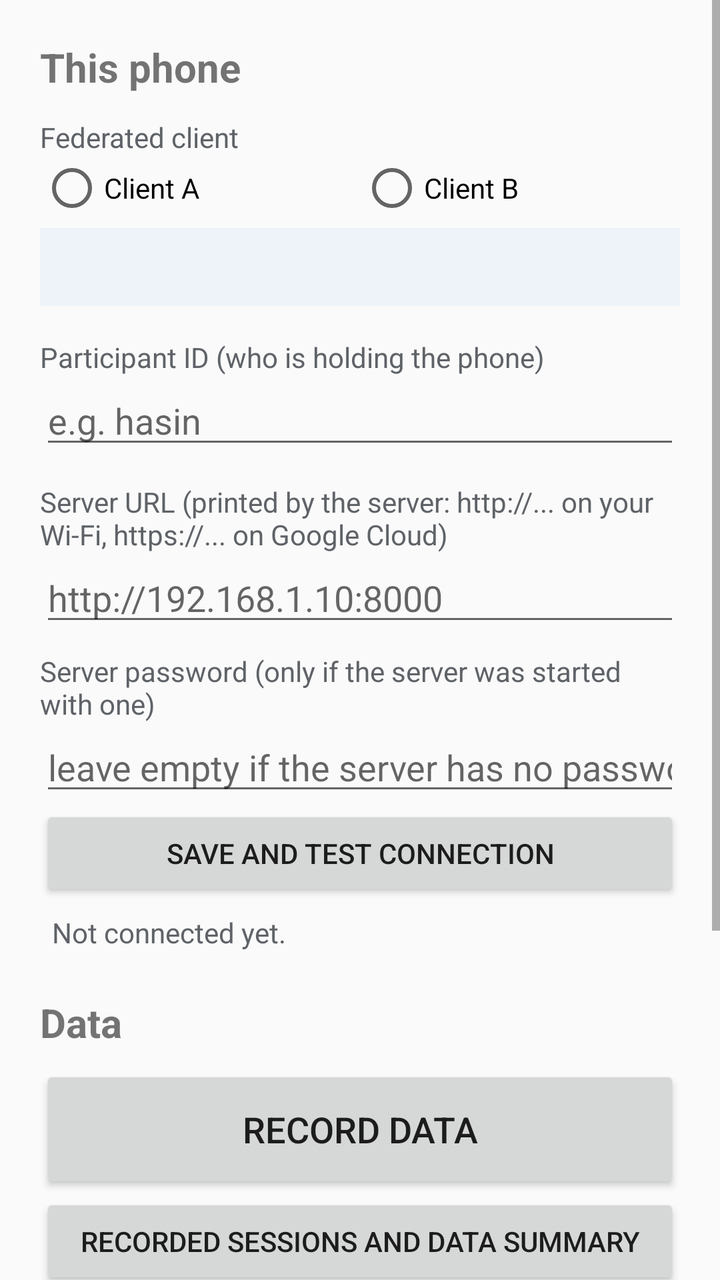
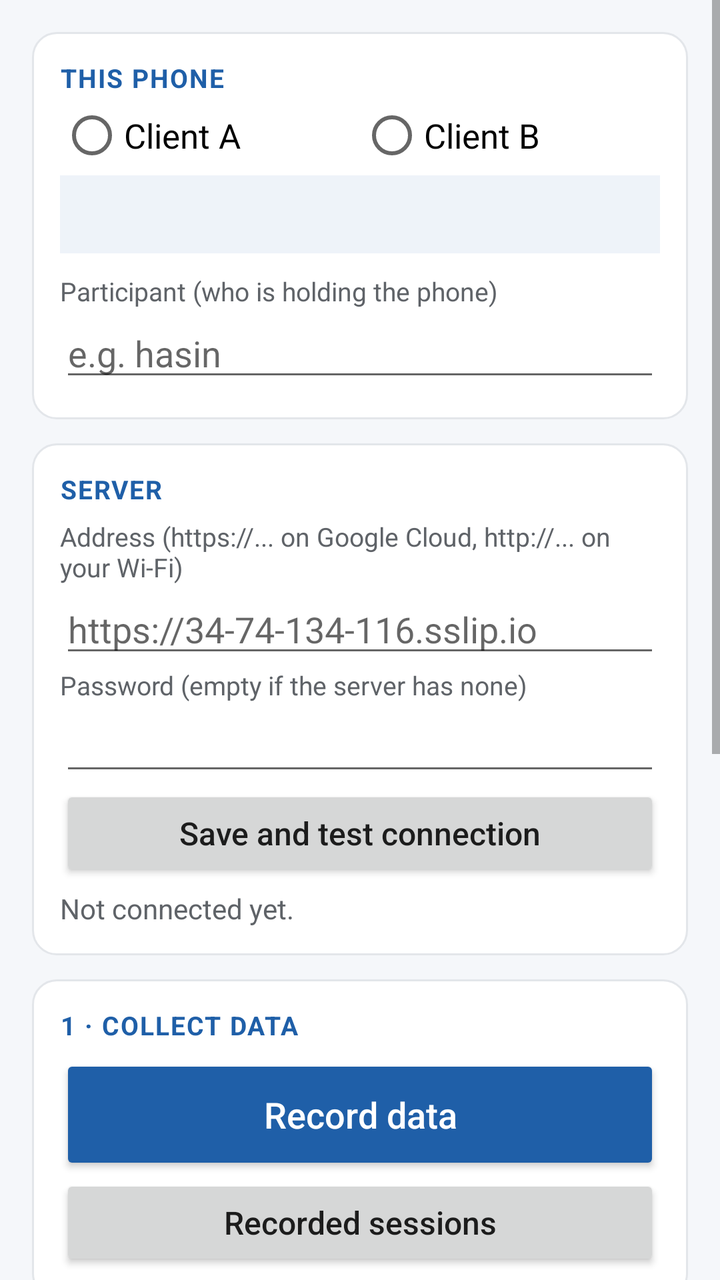

Two renders of the same Android screen: before a commit and after it. Below are the layout's source before the change and the commit's diff.
<!-- AndroidManifest.xml: application theme AppTheme -->
<!-- res/layout/activity_main.xml -->
<?xml version="1.0" encoding="utf-8"?>
<ScrollView xmlns:android="http://schemas.android.com/apk/res/android"
    android:layout_width="match_parent"
    android:layout_height="match_parent">

    <LinearLayout
        android:layout_width="match_parent"
        android:layout_height="wrap_content"
        android:orientation="vertical"
        android:padding="20dp">

        <TextView
            android:layout_width="wrap_content"
            android:layout_height="wrap_content"
            android:text="This phone"
            android:textSize="20sp"
            android:textStyle="bold" />

        <TextView
            android:layout_width="wrap_content"
            android:layout_height="wrap_content"
            android:layout_marginTop="12dp"
            android:text="Federated client"
            android:textColor="@color/muted" />

        <RadioGroup
            android:id="@+id/client_group"
            android:layout_width="match_parent"
            android:layout_height="wrap_content"
            android:orientation="horizontal">

            <RadioButton
                android:id="@+id/client_a"
                android:layout_width="0dp"
                android:layout_height="wrap_content"
                android:layout_weight="1"
                android:text="Client A" />

            <RadioButton
                android:id="@+id/client_b"
                android:layout_width="0dp"
                android:layout_height="wrap_content"
                android:layout_weight="1"
                android:text="Client B" />
        </RadioGroup>

        <TextView
            android:id="@+id/train_poses"
            android:layout_width="match_parent"
            android:layout_height="wrap_content"
            android:layout_marginTop="4dp"
            android:background="@color/panel"
            android:padding="10dp" />

        <TextView
            android:layout_width="wrap_content"
            android:layout_height="wrap_content"
            android:layout_marginTop="16dp"
            android:text="Participant ID (who is holding the phone)"
            android:textColor="@color/muted" />

        <EditText
            android:id="@+id/participant"
            android:layout_width="match_parent"
            android:layout_height="wrap_content"
            android:hint="e.g. hasin"
            android:importantForAutofill="no"
            android:inputType="text"
            android:maxLength="32" />

        <TextView
            android:layout_width="wrap_content"
            android:layout_height="wrap_content"
            android:layout_marginTop="12dp"
            android:text="Server URL (printed by the server: http://... on your Wi-Fi, https://... on Google Cloud)"
            android:textColor="@color/muted" />

        <EditText
            android:id="@+id/server_url"
            android:layout_width="match_parent"
            android:layout_height="wrap_content"
            android:hint="http://192.168.1.10:8000"
            android:importantForAutofill="no"
            android:inputType="textUri" />

        <TextView
            android:layout_width="wrap_content"
            android:layout_height="wrap_content"
            android:layout_marginTop="8dp"
            android:text="Server password (only if the server was started with one)"
            android:textColor="@color/muted" />

        <EditText
            android:id="@+id/server_password"
            android:layout_width="match_parent"
            android:layout_height="wrap_content"
            android:hint="leave empty if the server has no password"
            android:importantForAutofill="no"
            android:inputType="textVisiblePassword|textNoSuggestions" />

        <Button
            android:id="@+id/test_server"
            android:layout_width="match_parent"
            android:layout_height="wrap_content"
            android:text="Save and test connection" />

        <TextView
            android:id="@+id/server_status"
            android:layout_width="match_parent"
            android:layout_height="wrap_content"
            android:padding="6dp"
            android:text="Not connected yet."
            android:textColor="@color/muted" />

        <TextView
            android:layout_width="wrap_content"
            android:layout_height="wrap_content"
            android:layout_marginTop="16dp"
            android:text="Data"
            android:textSize="20sp"
            android:textStyle="bold" />

        <Button
            android:id="@+id/open_record"
            android:layout_width="match_parent"
            android:layout_height="64dp"
            android:layout_marginTop="8dp"
            android:text="Record data"
            android:textSize="18sp" />

        <Button
            android:id="@+id/open_sessions"
            android:layout_width="match_parent"
            android:layout_height="wrap_content"
            android:text="Recorded sessions and data summary" />

        <TextView
            android:layout_width="wrap_content"
            android:layout_height="wrap_content"
            android:layout_marginTop="16dp"
            android:text="Federated learning and demo"
            android:textSize="20sp"
            android:textStyle="bold" />

        <Button
            android:id="@+id/open_train"
            android:layout_width="match_parent"
            android:layout_height="64dp"
            android:layout_marginTop="8dp"
            android:text="Federated training"
            android:textSize="18sp" />

        <Button
            android:id="@+id/open_predict"
            android:layout_width="match_parent"
            android:layout_height="64dp"
            android:text="Live demo and test mode"
            android:textSize="18sp" />

        <TextView
            android:id="@+id/sensors"
            android:layout_width="match_parent"
            android:layout_height="wrap_content"
            android:layout_marginTop="20dp"
            android:textColor="@color/muted"
            android:textSize="12sp" />

    </LinearLayout>
</ScrollView>
<!-- resources referenced by this layout -->
<resources>
  <color name="muted">#5F6368</color>
  <color name="panel">#EEF3F9</color>
  <style name="AppTheme" parent="@android:style/Theme.Material.Light.DarkActionBar">
          <item name="android:colorPrimary">@color/primary</item>
          <item name="android:colorPrimaryDark">@color/primary_dark</item>
          <item name="android:colorAccent">@color/primary</item>
      </style>
  <color name="primary">#1F5FA8</color>
  <color name="primary_dark">#174A84</color>
</resources>

<!-- the commit's change to res/layout/activity_main.xml (unified diff, before → after) -->
@@ -7,161 +7,199 @@
         android:layout_width="match_parent"
         android:layout_height="wrap_content"
         android:orientation="vertical"
-        android:padding="20dp">
+        android:padding="16dp">
+
+        
+        <LinearLayout style="@style/Card"
+            android:layout_width="match_parent"
+            android:layout_height="wrap_content"
+            android:layout_marginTop="0dp">
+
+            <TextView style="@style/SectionTitle"
+                android:layout_width="wrap_content"
+                android:layout_height="wrap_content"
+                android:text="This phone" />
+
+            <RadioGroup
+                android:id="@+id/client_group"
+                android:layout_width="match_parent"
+                android:layout_height="wrap_content"
+                android:layout_marginTop="4dp"
+                android:orientation="horizontal">
+
+                <RadioButton
+                    android:id="@+id/client_a"
+                    android:layout_width="0dp"
+                    android:layout_height="wrap_content"
+                    android:layout_weight="1"
+                    android:text="Client A"
+                    android:textSize="17sp" />
+
+                <RadioButton
+                    android:id="@+id/client_b"
+                    android:layout_width="0dp"
+                    android:layout_height="wrap_content"
+                    android:layout_weight="1"
+                    android:text="Client B"
+                    android:textSize="17sp" />
+            </RadioGroup>
+
+            <TextView
+                android:id="@+id/train_poses"
+                android:layout_width="match_parent"
+                android:layout_height="wrap_content"
+                android:layout_marginTop="4dp"
+                android:background="@color/panel"
+                android:padding="10dp" />
+
+            <TextView style="@style/Hint"
+                android:layout_width="wrap_content"
+                android:layout_height="wrap_content"
+                android:layout_marginTop="10dp"
+                android:text="Participant (who is holding the phone)" />
+
+            <EditText
+                android:id="@+id/participant"
+                android:layout_width="match_parent"
+                android:layout_height="wrap_content"
+                android:hint="e.g. hasin"
+                android:importantForAutofill="no"
+                android:inputType="text"
+                android:maxLength="32" />
+        </LinearLayout>
+
+        
+        <LinearLayout style="@style/Card"
+            android:layout_width="match_parent"
+            android:layout_height="wrap_content">
+
+            <TextView style="@style/SectionTitle"
+                android:layout_width="wrap_content"
+                android:layout_height="wrap_content"
+                android:text="Server" />
+
+            <TextView style="@style/Hint"
+                android:layout_width="wrap_content"
+                android:layout_height="wrap_content"
+                android:layout_marginTop="6dp"
+                android:text="Address (https://... on Google Cloud, http://... on your Wi-Fi)" />
+
+            <EditText
+                android:id="@+id/server_url"
+                android:layout_width="match_parent"
+                android:layout_height="wrap_content"
+                android:hint="https://34-74-134-116.sslip.io"
+                android:importantForAutofill="no"
+                android:inputType="textUri" />
+
+            <TextView style="@style/Hint"
+                android:layout_width="wrap_content"
+                android:layout_height="wrap_content"
+                android:text="Password (empty if the server has none)" />
+
+            <EditText
+                android:id="@+id/server_password"
+                android:layout_width="match_parent"
+                android:layout_height="wrap_content"
+                android:importantForAutofill="no"
+                android:inputType="textPassword" />
+
+            <Button
+                android:id="@+id/test_server"
+                android:layout_width="match_parent"
+                android:layout_height="wrap_content"
+                android:text="Save and test connection" />
+
+            <TextView
+                android:id="@+id/server_status"
+                android:layout_width="match_parent"
+                android:layout_height="wrap_content"
+                android:paddingTop="4dp"
+                android:text="Not connected yet."
+                android:textColor="@color/muted" />
+        </LinearLayout>
+
+        
+        <LinearLayout style="@style/Card"
+            android:layout_width="match_parent"
+            android:layout_height="wrap_content">
+
+            <TextView style="@style/SectionTitle"
+                android:layout_width="wrap_content"
+                android:layout_height="wrap_content"
+                android:text="1 · Collect data" />
+
+            <Button style="@style/Button.Primary"
+                android:id="@+id/open_record"
+                android:layout_width="match_parent"
+                android:layout_height="wrap_content"
+                android:layout_marginTop="6dp"
+                android:text="Record data" />
+
+            <Button
+                android:id="@+id/open_sessions"
+                android:layout_width="match_parent"
+                android:layout_height="wrap_content"
+                android:text="Recorded sessions" />
+        </LinearLayout>
+
+        
+        <LinearLayout style="@style/Card"
+            android:layout_width="match_parent"
+            android:layout_height="wrap_content">
+
+            <TextView style="@style/SectionTitle"
+                android:layout_width="wrap_content"
+                android:layout_height="wrap_content"
+                android:text="2 · Learn together" />
+
+            <Button style="@style/Button.Primary"
+                android:id="@+id/open_train"
+                android:layout_width="match_parent"
+                android:layout_height="wrap_content"
+                android:layout_marginTop="6dp"
+                android:text="Federated training" />
+
+            <TextView style="@style/Hint"
+                android:layout_width="match_parent"
+                android:layout_height="wrap_content"
+                android:text="Trains the local-only model, joins the rounds on the server, then compares the three models." />
+        </LinearLayout>
+
+        
+        <LinearLayout style="@style/Card"
+            android:layout_width="match_parent"
+            android:layout_height="wrap_content">
+
+            <TextView style="@style/SectionTitle"
+                android:layout_width="wrap_content"
+                android:layout_height="wrap_content"
+                android:text="3 · Use the models" />
+
+            <Button style="@style/Button.Primary"
+                android:id="@+id/open_predict"
+                android:layout_width="match_parent"
+                android:layout_height="wrap_content"
+                android:layout_marginTop="6dp"
+                android:text="Live demo and blind test" />
+
+            <Button style="@style/Button.Primary"
+                android:id="@+id/open_actions"
+                android:layout_width="match_parent"
+                android:layout_height="wrap_content"
+                android:text="Pose actions" />
+
+            <TextView style="@style/Hint"
+                android:layout_width="match_parent"
+                android:layout_height="wrap_content"
+                android:text="Pose actions: hold a pose for 3 s and the phone acts on it (Do Not Disturb, desk clock, flashlight, timer)." />
+        </LinearLayout>
 
         <TextView
-            android:layout_width="wrap_content"
-            android:layout_height="wrap_content"
-            android:text="This phone"
-            android:textSize="20sp"
-            android:textStyle="bold" />
-
-        <TextView
-            android:layout_width="wrap_content"
-            android:layout_height="wrap_content"
-            android:layout_marginTop="12dp"
-            android:text="Federated client"
-            android:textColor="@color/muted" />
-
-        <RadioGroup
-            android:id="@+id/client_group"
-            android:layout_width="match_parent"
-            android:layout_height="wrap_content"
-            android:orientation="horizontal">
-
-            <RadioButton
-                android:id="@+id/client_a"
-                android:layout_width="0dp"
-                android:layout_height="wrap_content"
-                android:layout_weight="1"
-                android:text="Client A" />
-
-            <RadioButton
-                android:id="@+id/client_b"
-                android:layout_width="0dp"
-                android:layout_height="wrap_content"
-                android:layout_weight="1"
-                android:text="Client B" />
-        </RadioGroup>
-
-        <TextView
-            android:id="@+id/train_poses"
-            android:layout_width="match_parent"
-            android:layout_height="wrap_content"
-            android:layout_marginTop="4dp"
-            android:background="@color/panel"
-            android:padding="10dp" />
-
-        <TextView
-            android:layout_width="wrap_content"
+            android:id="@+id/sensors"
+            android:layout_width="match_parent"
             android:layout_height="wrap_content"
             android:layout_marginTop="16dp"
-            android:text="Participant ID (who is holding the phone)"
-            android:textColor="@color/muted" />
-
-        <EditText
-            android:id="@+id/participant"
-            android:layout_width="match_parent"
-            android:layout_height="wrap_content"
-            android:hint="e.g. hasin"
-            android:importantForAutofill="no"
-            android:inputType="text"
-            android:maxLength="32" />
-
-        <TextView
-            android:layout_width="wrap_content"
-            android:layout_height="wrap_content"
-            android:layout_marginTop="12dp"
-            android:text="Server URL (printed by the server: http://... on your Wi-Fi, https://... on Google Cloud)"
-            android:textColor="@color/muted" />
-
-        <EditText
-            android:id="@+id/server_url"
-            android:layout_width="match_parent"
-            android:layout_height="wrap_content"
-            android:hint="http://192.168.1.10:8000"
-            android:importantForAutofill="no"
-            android:inputType="textUri" />
-
-        <TextView
-            android:layout_width="wrap_content"
-            android:layout_height="wrap_content"
-            android:layout_marginTop="8dp"
-            android:text="Server password (only if the server was started with one)"
-            android:textColor="@color/muted" />
-
-        <EditText
-            android:id="@+id/server_password"
-            android:layout_width="match_parent"
-            android:layout_height="wrap_content"
-            android:hint="leave empty if the server has no password"
-            android:importantForAutofill="no"
-            android:inputType="textVisiblePassword|textNoSuggestions" />
-
-        <Button
-            android:id="@+id/test_server"
-            android:layout_width="match_parent"
-            android:layout_height="wrap_content"
-            android:text="Save and test connection" />
-
-        <TextView
-            android:id="@+id/server_status"
-            android:layout_width="match_parent"
-            android:layout_height="wrap_content"
-            android:padding="6dp"
-            android:text="Not connected yet."
-            android:textColor="@color/muted" />
-
-        <TextView
-            android:layout_width="wrap_content"
-            android:layout_height="wrap_content"
-            android:layout_marginTop="16dp"
-            android:text="Data"
-            android:textSize="20sp"
-            android:textStyle="bold" />
-
-        <Button
-            android:id="@+id/open_record"
-            android:layout_width="match_parent"
-            android:layout_height="64dp"
-            android:layout_marginTop="8dp"
-            android:text="Record data"
-            android:textSize="18sp" />
-
-        <Button
-            android:id="@+id/open_sessions"
-            android:layout_width="match_parent"
-            android:layout_height="wrap_content"
-            android:text="Recorded sessions and data summary" />
-
-        <TextView
-            android:layout_width="wrap_content"
-            android:layout_height="wrap_content"
-            android:layout_marginTop="16dp"
-            android:text="Federated learning and demo"
-            android:textSize="20sp"
-            android:textStyle="bold" />
-
-        <Button
-            android:id="@+id/open_train"
-            android:layout_width="match_parent"
-            android:layout_height="64dp"
-            android:layout_marginTop="8dp"
-            android:text="Federated training"
-            android:textSize="18sp" />
-
-        <Button
-            android:id="@+id/open_predict"
-            android:layout_width="match_parent"
-            android:layout_height="64dp"
-            android:text="Live demo and test mode"
-            android:textSize="18sp" />
-
-        <TextView
-            android:id="@+id/sensors"
-            android:layout_width="match_parent"
-            android:layout_height="wrap_content"
-            android:layout_marginTop="20dp"
             android:textColor="@color/muted"
             android:textSize="12sp" />
 
<!-- resource entries referenced after the edit -->
@@ -2,12 +2,50 @@
 <resources>
   <color name="muted">#5F6368</color>
   <color name="panel">#EEF3F9</color>
+  <style name="Button.Primary" parent="@android:style/Widget.Material.Button.Colored">
+          <item name="android:textAllCaps">false</item>
+          <item name="android:textSize">18sp</item>
+          <item name="android:minHeight">60dp</item>
+      </style>
+  <style name="Card">
+          <item name="android:background">@drawable/card</item>
+          <item name="android:padding">14dp</item>
+          <item name="android:orientation">vertical</item>
+          <item name="android:layout_marginTop">12dp</item>
+      </style>
+  <style name="Hint">
+          <item name="android:textSize">13sp</item>
+          <item name="android:textColor">@color/muted</item>
+      </style>
+  <style name="SectionTitle">
+          <item name="android:textSize">13sp</item>
+          <item name="android:textStyle">bold</item>
+          <item name="android:textColor">@color/primary</item>
+          <item name="android:textAllCaps">true</item>
+          <item name="android:letterSpacing">0.05</item>
+      </style>
   <style name="AppTheme" parent="@android:style/Theme.Material.Light.DarkActionBar">
           <item name="android:colorPrimary">@color/primary</item>
           <item name="android:colorPrimaryDark">@color/primary_dark</item>
           <item name="android:colorAccent">@color/primary</item>
+          <item name="android:windowBackground">@color/background</item>
+          <item name="android:buttonStyle">@style/Button</item>
       </style>
+  <!-- drawable card (drawable) -->
+  <?xml version="1.0" encoding="utf-8"?>
+  <shape xmlns:android="http://schemas.android.com/apk/res/android" android:shape="rectangle">
+      <solid android:color="@color/card" />
+      <corners android:radius="12dp" />
+      <stroke android:width="1dp" android:color="@color/card_line" />
+  </shape>
   <color name="primary">#1F5FA8</color>
   <color name="primary_dark">#174A84</color>
+  <color name="background">#F5F7FA</color>
+  <style name="Button" parent="@android:style/Widget.Material.Button">
+          <item name="android:textAllCaps">false</item>
+          <item name="android:textSize">16sp</item>
+      </style>
+  <color name="card">#FFFFFF</color>
+  <color name="card_line">#E3E6EA</color>
 </resources>
 
